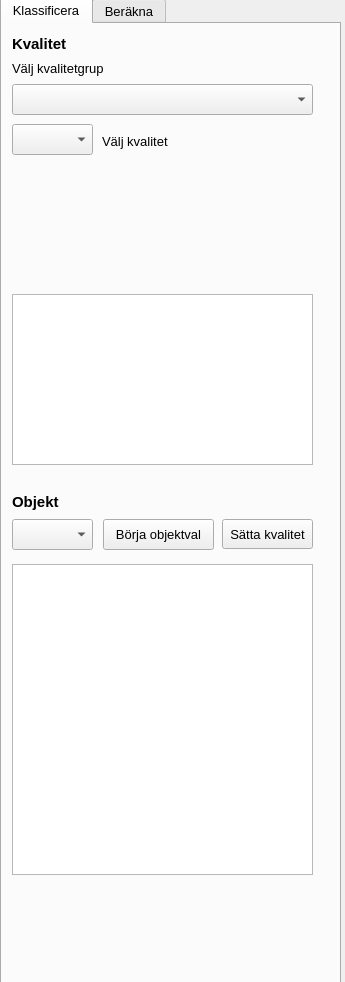
Above: ui/qgyf_dockwidget_base.ui from co-city/QGYF before the change. Below: the same form after it.
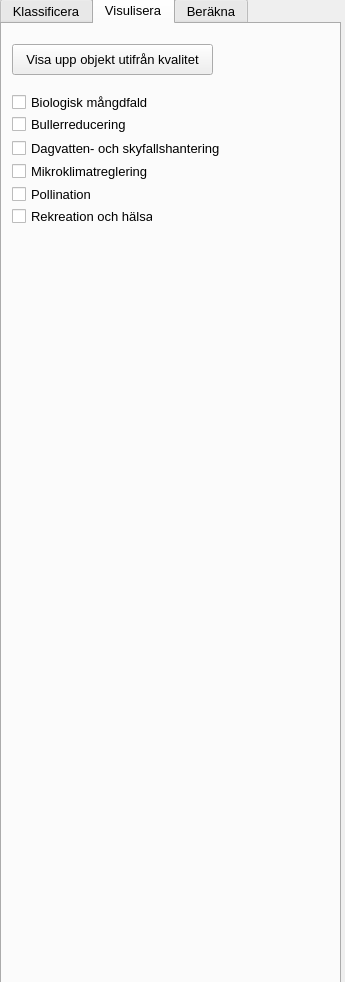
That is the form after the change. Icons and pictures are not drawn.

```diff
--- a/ui/qgyf_dockwidget_base.ui
+++ b/ui/qgyf_dockwidget_base.ui
@@ -49,7 +49,7 @@
      <string/>
     </property>
     <property name="currentIndex">
-     <number>0</number>
+     <number>1</number>
     </property>
     <widget class="QWidget" name="classify">
      <property name="contextMenuPolicy">
@@ -294,6 +294,111 @@
       </attribute>
      </widget>
     </widget>
+    <widget class="QWidget" name="visualize">
+     <attribute name="title">
+      <string>Visulisera</string>
+     </attribute>
+     <attribute name="toolTip">
+      <string>Sätta stil på de klassificerade objekten utifrån kvalitet</string>
+     </attribute>
+     <widget class="QCheckBox" name="checkBio">
+      <property name="geometry">
+       <rect>
+        <x>10</x>
+        <y>70</y>
+        <width>141</width>
+        <height>17</height>
+       </rect>
+      </property>
+      <property name="text">
+       <string>Biologisk mångdfald</string>
+      </property>
+      <property name="checkable">
+       <bool>true</bool>
+      </property>
+      <property name="checked">
+       <bool>false</bool>
+      </property>
+     </widget>
+     <widget class="QPushButton" name="setSymbol">
+      <property name="geometry">
+       <rect>
+        <x>10</x>
+        <y>20</y>
+        <width>201</width>
+        <height>31</height>
+       </rect>
+      </property>
+      <property name="text">
+       <string>Visa upp objekt utifrån kvalitet</string>
+      </property>
+     </widget>
+     <widget class="QCheckBox" name="checkBuller">
+      <property name="geometry">
+       <rect>
+        <x>10</x>
+        <y>92</y>
+        <width>141</width>
+        <height>17</height>
+       </rect>
+      </property>
+      <property name="text">
+       <string>Bullerreducering</string>
+      </property>
+     </widget>
+     <widget class="QCheckBox" name="checkVatten">
+      <property name="geometry">
+       <rect>
+        <x>10</x>
+        <y>114</y>
+        <width>231</width>
+        <height>20</height>
+       </rect>
+      </property>
+      <property name="text">
+       <string>Dagvatten- och skyfallshantering</string>
+      </property>
+     </widget>
+     <widget class="QCheckBox" name="checkKlimat">
+      <property name="geometry">
+       <rect>
+        <x>10</x>
+        <y>137</y>
+        <width>141</width>
+        <height>20</height>
+       </rect>
+      </property>
+      <property name="text">
+       <string>Mikroklimatreglering</string>
+      </property>
+     </widget>
+     <widget class="QCheckBox" name="checkPoll">
+      <property name="geometry">
+       <rect>
+        <x>10</x>
+        <y>160</y>
+        <width>141</width>
+        <height>20</height>
+       </rect>
+      </property>
+      <property name="text">
+       <string>Pollination</string>
+      </property>
+     </widget>
+     <widget class="QCheckBox" name="checkHalsa">
+      <property name="geometry">
+       <rect>
+        <x>10</x>
+        <y>182</y>
+        <width>141</width>
+        <height>20</height>
+       </rect>
+      </property>
+      <property name="text">
+       <string>Rekreation och hälsa</string>
+      </property>
+     </widget>
+    </widget>
     <widget class="QWidget" name="estimate">
      <attribute name="title">
       <string>Beräkna</string>
```
